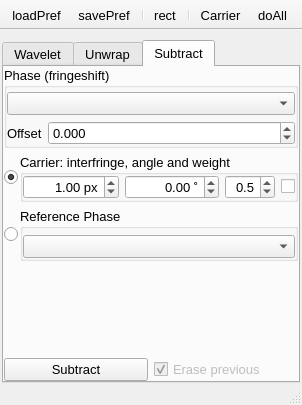
Above: UIs/nWavelet.ui from NeutrinoToolkit/Neutrino before the change. Below: the same form after it.
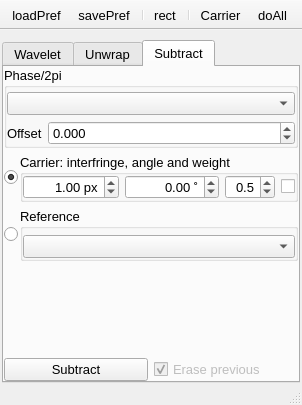
That is the form after the change. The open tabs and pages were chosen to show the change. Icons and pictures are not drawn.

Commit message: changed phase in wavelet with phase/2pi

The edit to the form file:
```diff
--- a/UIs/nWavelet.ui
+++ b/UIs/nWavelet.ui
@@ -775,7 +775,7 @@
            <item row="1" column="1">
             <widget class="QGroupBox" name="groupBox_3">
              <property name="title">
-              <string>Reference Phase</string>
+              <string>Reference</string>
              </property>
              <layout class="QGridLayout" name="gridLayout_8">
               <property name="leftMargin">
@@ -806,7 +806,7 @@
         <item row="0" column="0">
          <widget class="QGroupBox" name="groupBox_2">
           <property name="title">
-           <string>Phase (fringeshift)</string>
+           <string>Phase/2pi</string>
           </property>
           <layout class="QGridLayout" name="gridLayout_9" columnstretch="0,1">
            <property name="leftMargin">
```
Left out of the diff: 2 changed lines with no effect on the pictures. The commit also changes 9 other files.
